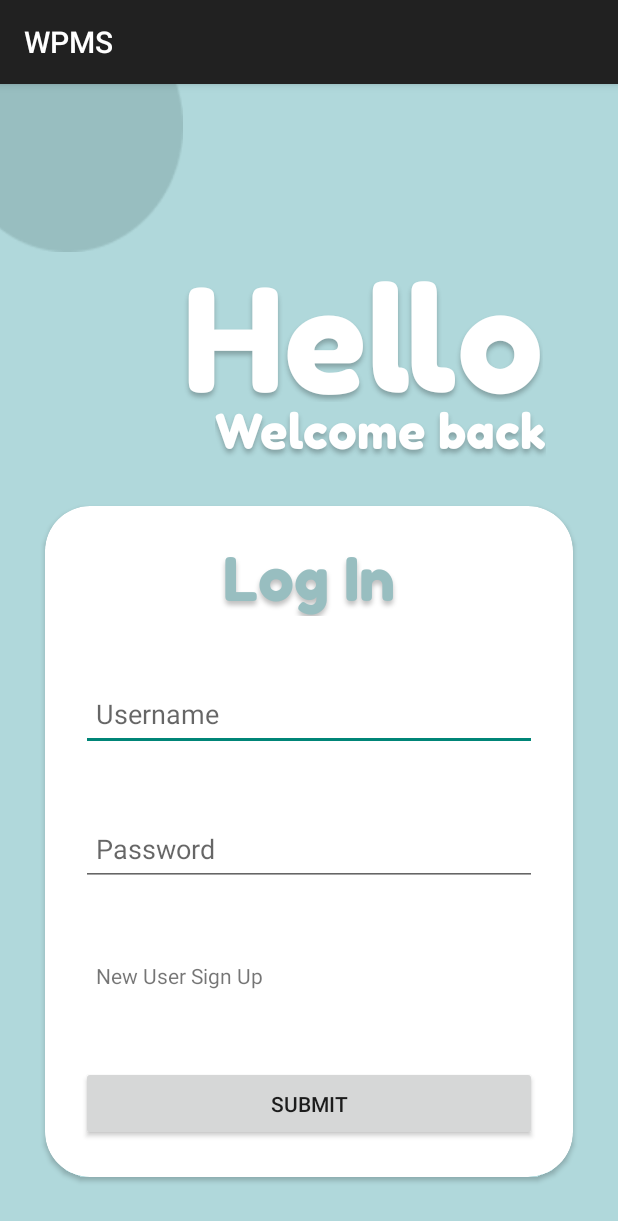
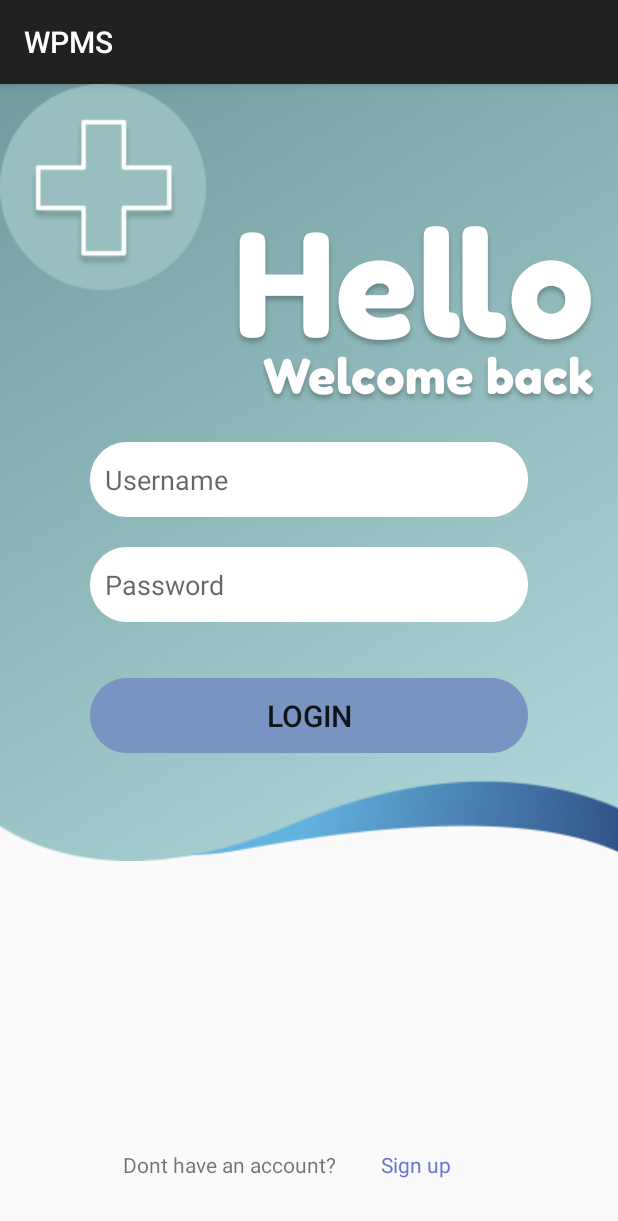
Before and after one commit to crdildy/WPMSProject, an Android app built with Jetpack Compose: the screen it shows after launch (LogInActivity), on a phone screen of 412 x 824 dp. Shown: the top 1221 px of the screen. Run offline under Robolectric (Android 15) with nearby library versions, the phone set to English and light mode, and no system bars; our stand-ins replace Firebase (no records; nobody signed in at launch, a user with empty details on screens opened directly).

Commit message:
Finished Login Scree

```diff
--- /dev/null
+++ b/app/src/main/res/drawable/login_rectangle.xml
@@ -0,0 +1,18 @@
+<vector
+    xmlns:android="http://schemas.android.com/apk/res/android"
+    xmlns:aapt="http://schemas.android.com/aapt"
+    android:width="240dp"
+    android:height="40dp"
+    android:viewportWidth="240"
+    android:viewportHeight="40"
+    >
+    <group>
+        <clip-path
+            android:pathData="M20 0H220C231.046 0 240 8.95431 240 20C240 31.0457 231.046 40 220 40H20C8.95431 40 0 31.0457 0 20C0 8.95431 8.95431 0 20 0Z"
+            />
+        <path
+            android:pathData="M0 0V40H240V0"
+            android:fillColor="#FFFFFF"
+            />
+    </group>
+</vector>
--- a/app/src/main/res/drawable/vector_1.xml
+++ /dev/null
@@ -1,46 +0,0 @@
-<vector
-    xmlns:android="http://schemas.android.com/apk/res/android"
-    xmlns:aapt="http://schemas.android.com/aapt"
-    android:width="377dp"
-    android:height="531dp"
-    android:viewportWidth="377"
-    android:viewportHeight="531"
-    >
-    <group>
-        <clip-path
-            android:pathData="M0 0H377V531H0V0Z"
-            />
-        <group
-            android:translateX="0.479"
-            android:translateY="-0.222"
-            android:pivotX="188.5"
-            android:pivotY="265.5"
-            android:scaleX="2.711"
-            android:scaleY="2.083"
-            android:rotation="43.294"
-            >
-            <path
-                android:pathData="M0 0V531H377V0"
-                >
-                <aapt:attr name="android:fillColor">
-                    <gradient
-                        android:type="linear"
-                        android:startX="94.25"
-                        android:startY="265.5"
-                        android:endX="282.75"
-                        android:endY="265.5"
-                        >
-                        <item
-                            android:color="#739C9E"
-                            android:offset="0"
-                            />
-                        <item
-                            android:color="#B0D8DB"
-                            android:offset="1"
-                            />
-                    </gradient>
-                </aapt:attr>
-            </path>
-        </group>
-    </group>
-</vector>
--- a/app/src/main/res/layout/activity_log_in.xml
+++ b/app/src/main/res/layout/activity_log_in.xml
@@ -1,108 +1,161 @@
 <?xml version="1.0" encoding="utf-8"?>
-<LinearLayout xmlns:android="http://schemas.android.com/apk/res/android"
+<androidx.constraintlayout.widget.ConstraintLayout xmlns:android="http://schemas.android.com/apk/res/android"
+    xmlns:app="http://schemas.android.com/apk/res-auto"
+    xmlns:tools="http://schemas.android.com/tools"
     android:layout_width="match_parent"
     android:layout_height="match_parent"
-    xmlns:tools="http://schemas.android.com/tools"
-    xmlns:app="http://schemas.android.com/apk/res-auto"
+    android:layout_gravity="center"
+    android:backgroundcolor="FFFFFF"
     android:orientation="vertical"
-    android:layout_gravity="center"
-    android:background="#B0D8DB"
     tools:context=".LogInActivity">
 
-
+    <View
+        android:id="@+id/vector_2"
+        android:layout_width="0dp"
+        android:layout_height="82dp"
+        android:layout_alignParentLeft="true"
+        android:layout_alignParentTop="true"
+        android:background="@drawable/vector_2"
+        app:layout_constraintBottom_toBottomOf="@+id/vector_1"
+        app:layout_constraintEnd_toEndOf="parent"
+        app:layout_constraintHorizontal_bias="0.0"
+        app:layout_constraintStart_toStartOf="parent" />
 
     <View
-        android:id="@+id/ellipse_903"
-        android:layout_width="137dp"
-        android:layout_height="137dp"
-        android:layout_marginStart="-15dp"
-        android:layout_marginTop="-25dp"
-        android:background="@drawable/ellipse_903" />
+        android:id="@+id/vector_1"
+        android:layout_width="0dp"
+        android:layout_height="0dp"
+        android:layout_alignParentLeft="true"
+        android:layout_alignParentTop="true"
+        android:layout_marginBottom="250dp"
+        android:background="@drawable/vector_1"
+        app:layout_constraintBottom_toBottomOf="parent"
+        app:layout_constraintEnd_toEndOf="parent"
+        app:layout_constraintStart_toStartOf="parent"
+        app:layout_constraintTop_toTopOf="parent" />
 
     <TextView
         android:id="@+id/hello"
         android:layout_width="wrap_content"
         android:layout_height="100dp"
-        android:layout_marginStart="122dp"
+        android:layout_marginTop="75dp"
+        android:layout_marginEnd="16dp"
         android:gravity="center_horizontal|center_vertical"
         android:lineSpacingExtra="9sp"
         android:text="@string/hello"
         android:textAppearance="@style/Bubble"
-        android:textSize="96sp" />
+        android:textSize="96sp"
+        app:layout_constraintEnd_toEndOf="parent"
+        app:layout_constraintTop_toTopOf="parent" />
 
     <TextView
         android:id="@+id/welcome_bac"
         android:layout_width="wrap_content"
         android:layout_height="wrap_content"
-        android:layout_marginStart="143dp"
-        android:layout_marginTop="0dp"
         android:gravity="center_vertical"
         android:lineHeight="42sp"
         android:lineSpacingExtra="3sp"
         android:text="@string/welcome_bac"
         android:textAppearance="@style/Bubble"
-        android:textSize="32sp" />
+        android:textSize="32sp"
+        app:layout_constraintEnd_toEndOf="@+id/hello"
+        app:layout_constraintTop_toBottomOf="@+id/hello" />
 
     <androidx.cardview.widget.CardView
         android:layout_width="match_parent"
         android:layout_height="wrap_content"
         android:layout_margin="30dp"
+        android:layout_marginBottom="30dp"
+        android:elevation="20dp"
         app:cardCornerRadius="30dp"
-        android:elevation="20dp">
+        app:layout_constraintBottom_toBottomOf="parent"
+        tools:layout_editor_absoluteX="30dp"/>
 
-        <LinearLayout
-            android:layout_width="match_parent"
-            android:layout_height="wrap_content"
-            android:orientation="vertical"
-            android:gravity="center_horizontal"
-            android:padding="24dp">
+    <EditText
+        android:id="@+id/username"
+        android:layout_width="match_parent"
+        android:layout_height="50dp"
+        android:layout_marginStart="60dp"
+        android:layout_marginTop="24dp"
+        android:layout_marginEnd="60dp"
+        android:background="@drawable/login_rectangle"
+        android:hint="@string/username"
+        android:importantForAutofill="no"
+        android:inputType="textAutoCorrect"
+        android:padding="10dp"
+        app:layout_constraintBottom_toTopOf="@+id/password"
+        app:layout_constraintEnd_toEndOf="parent"
+        app:layout_constraintStart_toStartOf="parent"
+        app:layout_constraintTop_toBottomOf="@+id/welcome_bac" />
 
-            <TextView
-                android:layout_width="match_parent"
-                android:layout_height="wrap_content"
-                android:text="@string/log_in"
-                android:id="@+id/LogInText"
-                android:textSize="40sp"
-                android:textAlignment="center"
-                android:textColor="#98BEC0"
-                android:textAppearance="@style/Bubble"/>
+    <EditText
+        android:id="@+id/password"
+        android:layout_width="match_parent"
+        android:layout_height="50dp"
+        android:layout_marginStart="60dp"
+        android:layout_marginTop="20dp"
+        android:layout_marginEnd="60dp"
+        android:background="@drawable/login_rectangle"
+        android:hint="@string/password"
+        android:importantForAutofill="no"
+        android:inputType="textPassword"
+        android:padding="10dp"
+        app:layout_constraintEnd_toEndOf="parent"
+        app:layout_constraintStart_toStartOf="parent"
+        app:layout_constraintTop_toBottomOf="@+id/username" />
 
-            <EditText
-                android:layout_width="match_parent"
-                android:layout_height="50dp"
-                android:id="@+id/username"
-                android:layout_marginTop="40dp"
-                android:padding="10dp"
-                android:hint="@string/username"
-                android:importantForAutofill="no"
-                android:inputType="textAutoCorrect" />
 
-            <EditText
-                android:layout_width="match_parent"
-                android:layout_height="50dp"
-                android:id="@+id/password"
-                android:layout_marginTop="40dp"
-                android:padding="10dp"
-                android:hint="@string/password"
-                android:importantForAutofill="no"
-                android:inputType="textPassword" />
+    <TextView
+        android:id="@+id/new_user_signup"
+        android:layout_width="wrap_content"
+        android:layout_height="wrap_content"
+        android:layout_marginStart="72dp"
+        android:layout_marginBottom="28dp"
+        android:padding="10dp"
+        android:text="Dont have an account?"
+        android:textAlignment="center"
+        app:layout_constraintBottom_toBottomOf="parent"
+        app:layout_constraintStart_toStartOf="parent" />
 
-            <TextView
-                android:layout_width="match_parent"
-                android:layout_height="50dp"
-                android:id="@+id/new_user_signup"
-                android:layout_marginTop="40dp"
-                android:padding="10dp"
-                android:text="@string/new_user_sign_up"
-                />
-            <Button
-                android:layout_width="match_parent"
-                android:layout_height="50dp"
-                android:id="@+id/logInButton"
-                android:text="@string/submit"
-                android:layout_marginTop="30dp"/>
+    <View
+        android:id="@+id/med_button"
+        android:layout_width="137dp"
+        android:layout_height="137dp"
+        android:layout_alignParentLeft="true"
+        android:layout_alignParentTop="true"
+        android:background="@drawable/med_logo"
+        tools:layout_editor_absoluteX="0dp"
+        tools:layout_editor_absoluteY="0dp" />
 
-        </LinearLayout>
-    </androidx.cardview.widget.CardView>
+    <TextView
+        android:id="@+id/sign_up_button"
+        android:layout_width="68dp"
+        android:layout_height="wrap_content"
+        android:layout_marginEnd="91dp"
+        android:padding="10dp"
+        android:text="Sign up"
+        android:textAlignment="center"
+        android:textColor="#6A74CF"
+        app:layout_constraintBottom_toBottomOf="@+id/new_user_signup"
+        app:layout_constraintEnd_toEndOf="parent"
+        app:layout_constraintStart_toEndOf="@+id/new_user_signup" />
 
-</LinearLayout>
+    <Button
+        android:id="@+id/logInButton"
+        android:layout_width="match_parent"
+        android:layout_height="50dp"
+        android:layout_marginStart="60dp"
+        android:layout_marginTop="45dp"
+        android:layout_marginEnd="60dp"
+        android:layout_marginBottom="80dp"
+        android:background="@drawable/login_rectangle"
+        android:backgroundTint="#7994C2"
+        android:text="@string/log_in"
+        android:textSize="20sp"
+        app:layout_constraintBottom_toBottomOf="@+id/vector_1"
+        app:layout_constraintEnd_toEndOf="parent"
+        app:layout_constraintHorizontal_bias="0.0"
+        app:layout_constraintStart_toStartOf="parent"
+        app:layout_constraintTop_toBottomOf="@+id/password" />
+
+</androidx.constraintlayout.widget.ConstraintLayout>
--- /dev/null
+++ b/app/src/main/res/layout/activity_patient_home.xml
@@ -0,0 +1,7 @@
+<?xml version="1.0" encoding="utf-8"?>
+<androidx.constraintlayout.widget.ConstraintLayout xmlns:android="http://schemas.android.com/apk/res/android"
+    android:layout_width="match_parent"
+    android:layout_height="match_parent"
+    android:backgroundcolor="#98BEC0">
+
+</androidx.constraintlayout.widget.ConstraintLayout>
--- a/app/src/main/res/values/strings.xml
+++ b/app/src/main/res/values/strings.xml
@@ -2,7 +2,7 @@
     <string name="app_name">WPMS</string>
     <string name="hello">Hello</string>
     <string name="welcome_bac">Welcome back</string>
-    <string name="log_in">Log In</string>
+    <string name="log_in">Login</string>
     <string name="username">Username</string>
     <string name="password">Password</string>
     <string name="new_user_sign_up">New User Sign Up</string>
```
Also changed, not shown: app/src/main/res/drawable/ellipse_903.png (deleted), app/src/main/res/drawable/med_logo.png (added), app/src/main/res/drawable/vector_1.png (added), app/src/main/res/drawable/vector_2.png (added), 2 other files.
